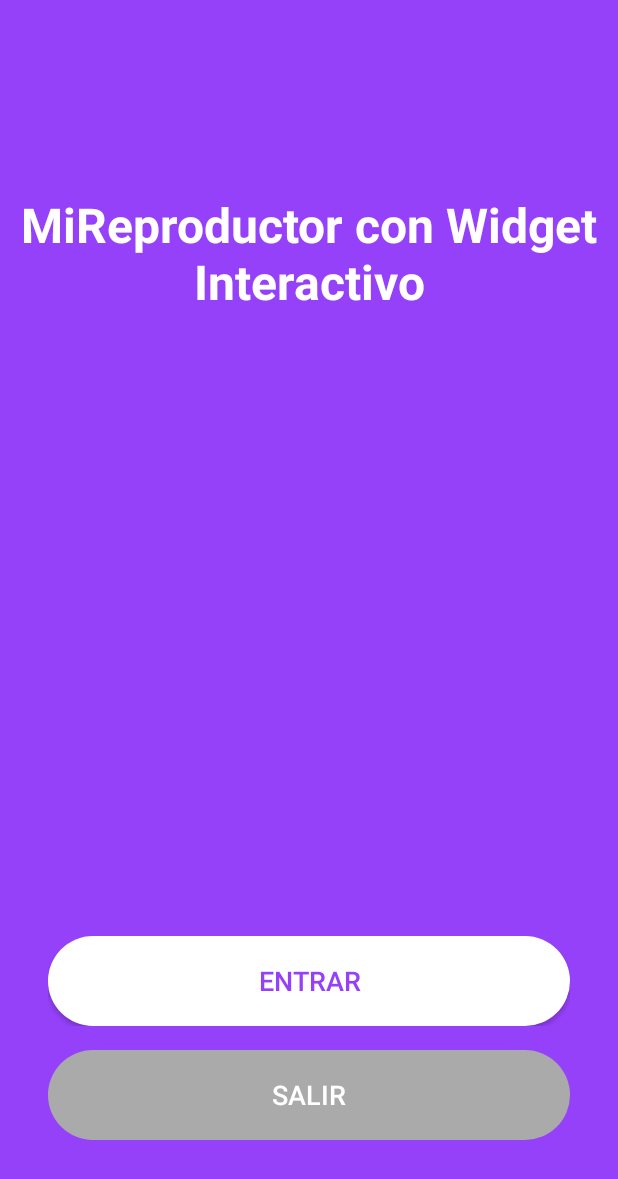
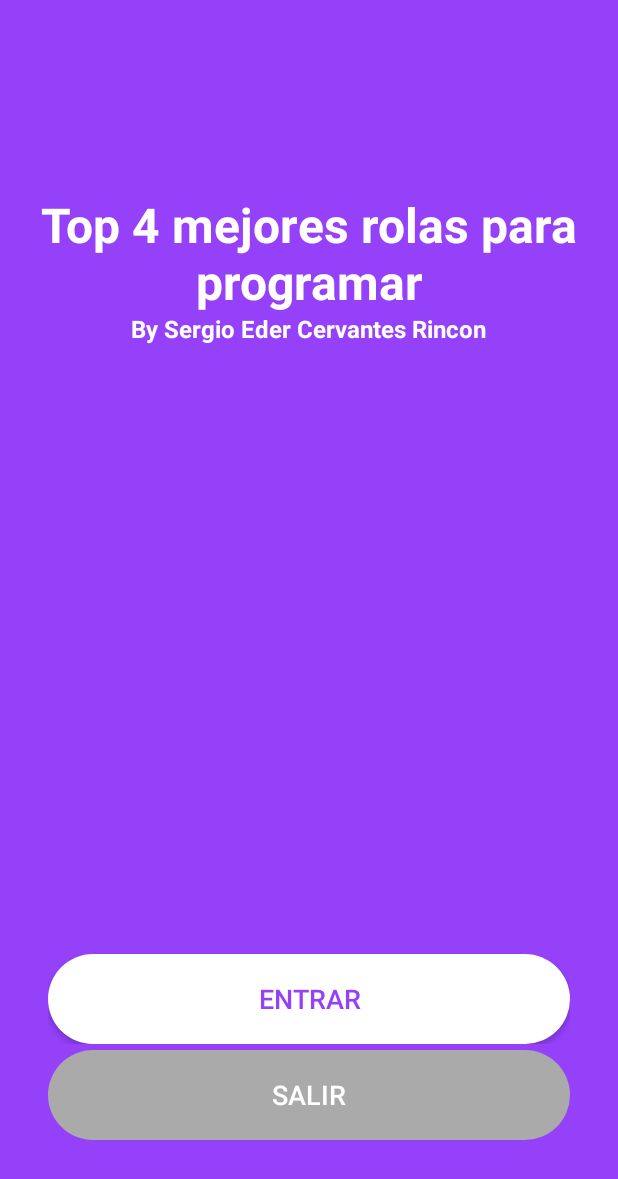
Before and after one commit to SergioEderCervantes/Reproductor-Examen-2, an Android app built with Jetpack Compose: the screen it shows after launch (MainActivity), on a phone screen of 412 x 824 dp. Shown: the top 1179 px of the screen. Run offline under Robolectric (Android 15) with nearby library versions, the phone set to English and light mode, and no system bars.

Commit message:
Agregado animacion de back, musica puesta

```diff
--- a/app/src/main/res/layout/activity_main.xml
+++ b/app/src/main/res/layout/activity_main.xml
@@ -17,11 +17,26 @@
             android:layout_height="wrap_content"
             android:layout_marginTop="128dp"
             android:gravity="center"
-            android:text="MiReproductor con Widget Interactivo"
+            android:text="Top 4 mejores rolas para programar"
             android:textColor="@android:color/white"
             android:textSize="32sp"
             android:textStyle="bold"
             app:layout_constraintEnd_toEndOf="parent"
+            app:layout_constraintStart_toStartOf="parent"
+            app:layout_constraintTop_toTopOf="parent" />
+
+        <TextView
+            android:id="@+id/author"
+            android:layout_width="wrap_content"
+            android:layout_height="wrap_content"
+            android:layout_marginTop="208dp"
+            android:gravity="center"
+            android:text="By Sergio Eder Cervantes Rincon"
+            android:textColor="@android:color/white"
+            android:textSize="16sp"
+            android:textStyle="bold"
+            app:layout_constraintEnd_toEndOf="parent"
+            app:layout_constraintHorizontal_bias="0.497"
             app:layout_constraintStart_toStartOf="parent"
             app:layout_constraintTop_toTopOf="parent" />
 
@@ -31,11 +46,12 @@
             android:layout_height="60dp"
             android:layout_marginStart="32dp"
             android:layout_marginEnd="32dp"
-            android:layout_marginBottom="16dp"
+            android:layout_marginBottom="4dp"
+            app:buttonColor="@android:color/white"
             app:buttonText="Entrar"
-            app:buttonColor="@android:color/white"
             app:layout_constraintBottom_toTopOf="@+id/exitButton"
             app:layout_constraintEnd_toEndOf="parent"
+            app:layout_constraintHorizontal_bias="0.0"
             app:layout_constraintStart_toStartOf="parent" />
 
         <com.example.examenreproductor.view.CustomButton
@@ -51,13 +67,15 @@
             app:layout_constraintEnd_toEndOf="parent"
             app:layout_constraintStart_toStartOf="parent" />
 
+        <View
+            android:id="@+id/revealView"
+            android:layout_width="match_parent"
+            android:layout_height="match_parent"
+            android:background="@android:color/white"
+            android:visibility="invisible"
+            tools:layout_editor_absoluteX="0dp"
+            tools:layout_editor_absoluteY="0dp" />
+
     </androidx.constraintlayout.widget.ConstraintLayout>
 
-    <View
-        android:id="@+id/revealView"
-        android:layout_width="match_parent"
-        android:layout_height="match_parent"
-        android:background="@android:color/white"
-        android:visibility="invisible" />
-
 </FrameLayout>
```
Also changed, not shown: app/src/main/java/com/example/examenreproductor/MainActivity.kt (+23 -0 lines), app/src/main/res/values/strings.xml (+4 -4 lines), app/src/main/res/drawable/intentalo.png (added), app/src/main/res/drawable/rumba_alienigena.png (added), app/src/main/res/drawable/si_tu_me_quisieras.png (added), app/src/main/res/drawable/terrenal.png (added), 4 other files.
